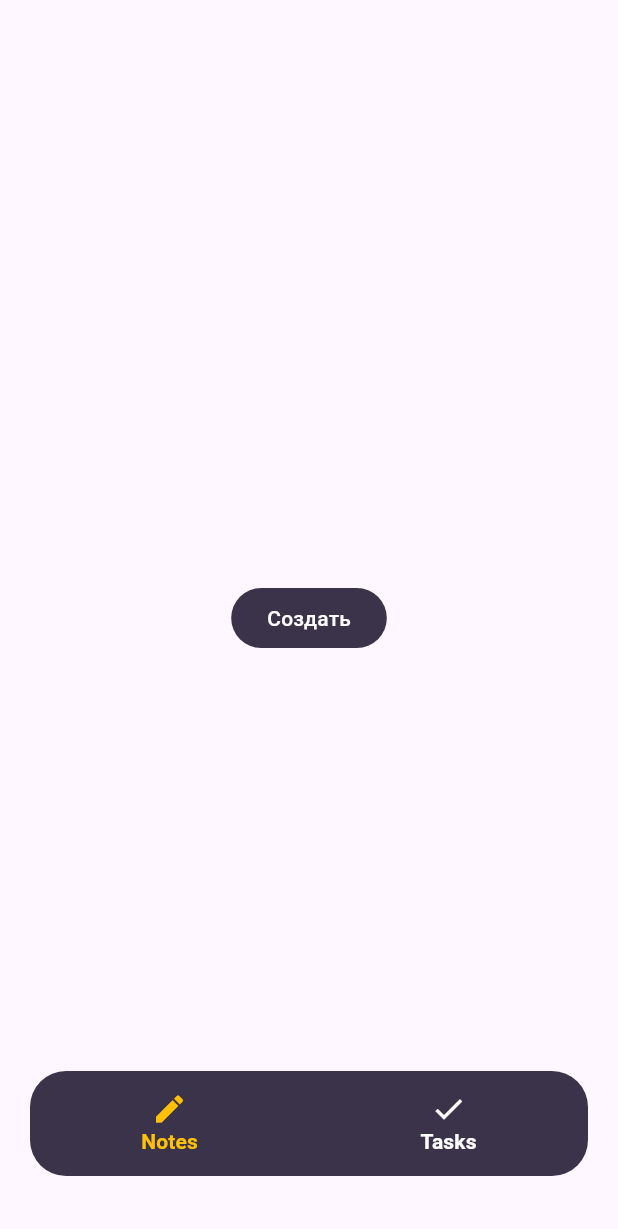
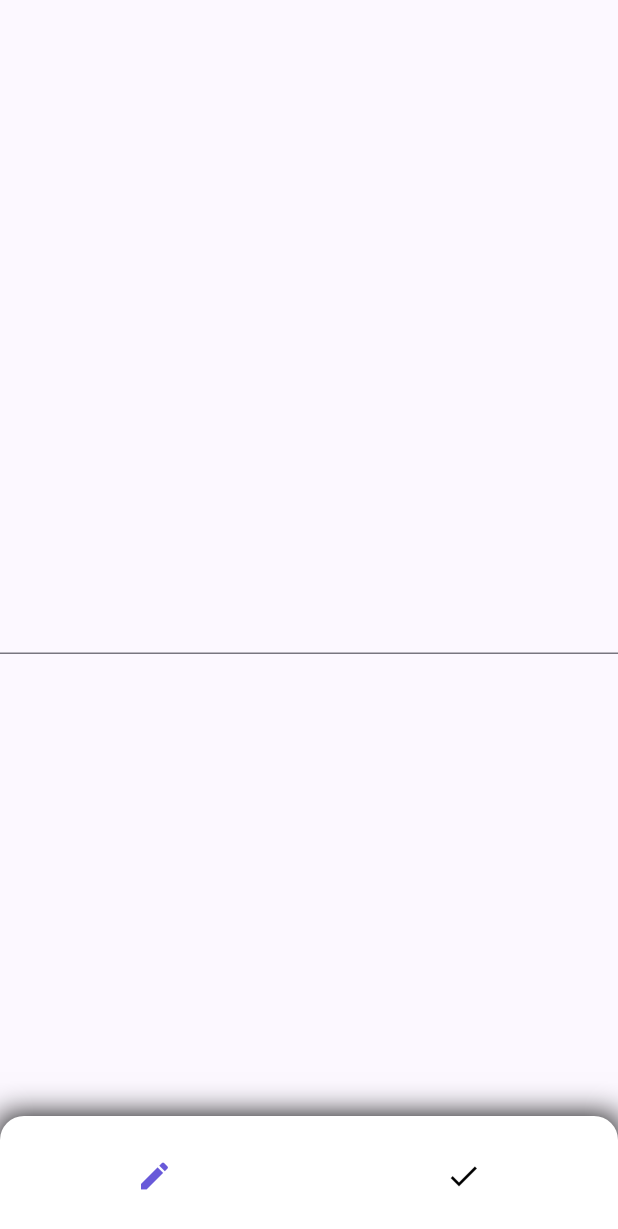
Before and after one commit to 13PurpleHaze/unotes, a Flutter app: the CreateNoteDetail screen opened by its route, on a phone screen of 412 x 824 dp. Shown: the top 1229 px of the screen. Run offline on Flutter 3.47's test engine with Material 3 defaults, Android fonts, the phone set to English and light mode, and no system bars; our stand-ins replace drift, drift_flutter, go_router; missing offline and left inert: bottom_bar_with_sheet; accounts and stored records are empty; generated files the repository leaves out were written again.

Commit message:
feature/nav-bar-widget change nav-bar-design, add new colors

```diff
--- a/lib/app/navigation/bottom_nav_bar.dart
+++ b/lib/app/navigation/bottom_nav_bar.dart
@@ -2,7 +2,7 @@ import 'package:flutter/material.dart';
 
 import 'package:notesapp/app/navigation/navigation.dart';
 
-const double bottomNavBarHeight = 70;
+const double bottomNavBarHeight = 80;
 
 class BottomNavBar extends StatefulWidget {
   var activeIndex = 0;
@@ -23,8 +23,9 @@ class BottomNavBar extends StatefulWidget {
 class _BottomNavBarState extends State<BottomNavBar> {
   @override
   Widget build(BuildContext context) {
-    return SizedBox(
+    return Container(
       height: bottomNavBarHeight,
+      decoration: const BoxDecoration(boxShadow: [BoxShadow(blurRadius: 16)]),
       child: Row(
         children: _generateTabs(),
         crossAxisAlignment: CrossAxisAlignment.stretch,
@@ -49,27 +50,13 @@ class _BottomNavBarState extends State<BottomNavBar> {
                           borderRadius: _getBorderRadiusForTab(index),
                         ),
                         onTap: () => widget.onTabChange(index),
-                          child: Column(
-                              mainAxisAlignment: MainAxisAlignment.center,
-                              children: [
-                                Icon(
+                        child: Icon(
                           tab.icon.icon,
                           color: index == widget.activeIndex
-                                      ? Colors.amber
-                                      : Colors.white,
+                              ? Theme.of(context).primaryColor
+                              : Colors.black,
                         ),
-                                Text(
-                                  tab.text,
-                                  style: Theme.of(context)
-                                      .textTheme
-                                      .titleSmall
-                                      ?.copyWith(
-                                          fontWeight: FontWeight.bold,
-                                          color: index == widget.activeIndex
-                                              ? Colors.amber
-                                              : Colors.white),
-                                )
-                              ])))));
+                      ))));
         })
         .values
         .toList();
@@ -77,13 +64,9 @@ class _BottomNavBarState extends State<BottomNavBar> {
 
   BorderRadius _getBorderRadiusForTab(index) {
     return BorderRadius.only(
-      topLeft: index == 0 ? const Radius.circular(24) : Radius.zero,
-      bottomLeft: index == 0 ? const Radius.circular(24) : Radius.zero,
+      topLeft: index == 0 ? const Radius.circular(16) : Radius.zero,
       topRight: index == widget.tabs.length - 1
-          ? const Radius.circular(24)
-          : Radius.zero,
-      bottomRight: index == widget.tabs.length - 1
-          ? const Radius.circular(24)
+          ? const Radius.circular(16)
           : Radius.zero,
     );
   }
--- a/lib/app/navigation/root_screen.dart
+++ b/lib/app/navigation/root_screen.dart
@@ -1,5 +1,6 @@
 import 'package:flutter/material.dart';
 import 'package:go_router/go_router.dart';
+import 'package:bottom_bar_with_sheet/bottom_bar_with_sheet.dart';
 
 import 'package:notesapp/app/navigation/navigation.dart';
 
@@ -11,14 +12,9 @@ class RootScreen extends StatelessWidget {
   Widget build(BuildContext context) {
     return Scaffold(
       drawer: NavDrawer(),
-      body: Stack(
-        children: [
-          navigationShell,
-          Positioned(
-            left: 20,
-            right: 20,
-            bottom: 40,
-            child: BottomNavBar(
+      body: navigationShell,
+      extendBody: true,
+      bottomNavigationBar: BottomNavBar(
         onTabChange: (int index) {
           navigationShell.goBranch(
             index,
@@ -28,9 +24,9 @@ class RootScreen extends StatelessWidget {
         activeIndex: navigationShell.currentIndex,
         tabs: const [
           TabItem(text: 'Notes', icon: Icon(Icons.edit)),
-                TabItem(text: 'Tasks', icon: Icon(Icons.done))
-              ],
-            ),
+          TabItem(
+            text: 'Tasks',
+            icon: Icon(Icons.done),
           )
         ],
       ),
--- a/lib/app/theme/theme.dart
+++ b/lib/app/theme/theme.dart
@@ -2,19 +2,18 @@ import 'package:flutter/material.dart';
 
 final lightTheme = ThemeData(
     useMaterial3: true,
-    splashColor: const Color.fromARGB(58, 255, 193, 7),
-    highlightColor: const Color.fromARGB(58, 255, 193, 7),
+    splashColor: Color.fromARGB(57, 104, 89, 217),
     filledButtonTheme: FilledButtonThemeData(
         style: ButtonStyle(
       overlayColor: WidgetStateColor.resolveWith(
-          (states) => Color.fromARGB(58, 255, 193, 7)),
+        (states) => Color.fromARGB(57, 104, 89, 217),
+      ),
     )),
     colorScheme: ColorScheme.fromSeed(
-        surfaceTint: Color.fromARGB(58, 255, 193, 7),
-        brightness: Brightness.light,
-        seedColor: Color.fromARGB(255, 59, 51, 73),
-        primary: Color.fromARGB(255, 59, 51, 73),
-        primaryContainer: const Color.fromARGB(58, 255, 193, 7)),
-    primaryColor: Color.fromARGB(255, 59, 51, 73),
-    navigationBarTheme: const NavigationBarThemeData(
-        backgroundColor: Color.fromARGB(255, 59, 51, 73)));
+      brightness: Brightness.light,
+      seedColor: Color.fromARGB(255, 104, 89, 217),
+      primary: Color.fromARGB(255, 104, 89, 217),
+    ),
+    primaryColor: Color.fromARGB(255, 104, 89, 217),
+    navigationBarTheme:
+        const NavigationBarThemeData(backgroundColor: Colors.white));
--- a/lib/features/create_category/create_category_dialog.dart
+++ b/lib/features/create_category/create_category_dialog.dart
@@ -41,8 +41,9 @@ class _CreateCategoryDialogState extends State<CreateCategoryDialog> {
                         setState(() {});
                       }
                     },
-                    icon: const Icon(Icons.square)),
-                suffixIconColor: _selectedColor,
+                    icon: const Icon(Icons.circle)),
+                suffixIconColor:
+                    _selectedColor ?? Theme.of(context).primaryColor,
               )),
         ),
         SimpleDialogOption(
--- a/lib/features/create_category/widgets/color_picker.dart
+++ b/lib/features/create_category/widgets/color_picker.dart
@@ -2,12 +2,12 @@ import 'package:flutter/material.dart';
 import 'package:go_router/go_router.dart';
 
 const List<int> colors = [
-  4294950656,
-  4279863809,
-  4279580810,
-  4286456970,
-  4289335055,
-  4279216810,
+  4293433413,
+  4285515962,
+  4285094617,
+  4293487274,
+  4294103164,
+  4281512324,
   4288059030
 ];
 
@@ -27,7 +27,7 @@ class ColorPicker extends StatelessWidget {
                   .map((color) => IconButton(
                       onPressed: () => {context.pop(color)},
                       color: Color(color),
-                      icon: const Icon(Icons.square)))
+                      icon: const Icon(Icons.circle)))
                   .toList()),
         )
       ],
--- a/lib/features/create_note/create_note_detail.dart
+++ b/lib/features/create_note/create_note_detail.dart
@@ -16,13 +16,9 @@ class CreateNoteDetail extends StatelessWidget {
   Widget build(BuildContext context) {
     return Scaffold(
       body: Center(
-          child: Column(mainAxisAlignment: MainAxisAlignment.center, children: [
-        FilledButton(
-            onPressed: () {
-              createNote(context);
-            },
-            child: const Text('Создать'))
-      ])),
+          child: Column(
+              mainAxisAlignment: MainAxisAlignment.center,
+              children: [TextField()])),
     );
   }
 }
--- a/lib/features/notes/note_list.dart
+++ b/lib/features/notes/note_list.dart
@@ -27,9 +27,9 @@ class _NoteListState extends State<NoteList> {
         itemBuilder: (context, index) =>
             Text(widget.viewModel.noteList[index].content),
       ),
-      floatingActionButton: FloatingActionButton(onPressed: () {
-        context.go('/create-note');
-      }),
+      floatingActionButton: FloatingActionButton.large(
+        onPressed: () {},
+      ),
     );
   }
 }
```
Lines whose indentation alone changed are shown as unchanged.
